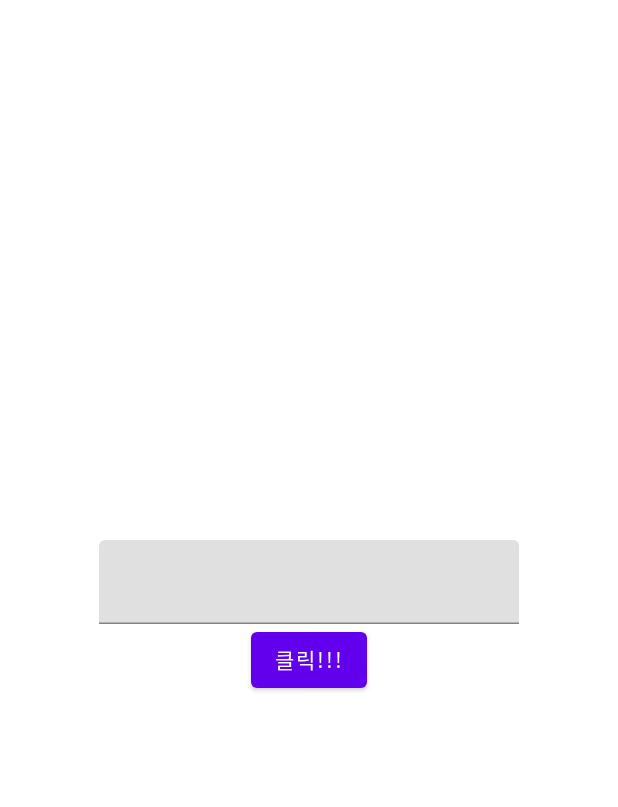
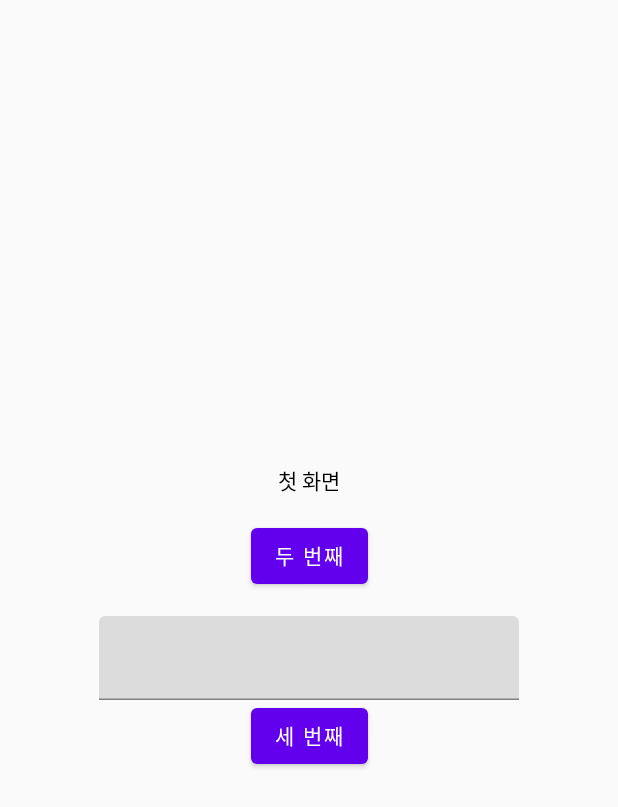
Before and after one commit to tkdgusl94/compose-sample, an Android app built with Jetpack Compose: the screen it shows after launch (MainActivity), on a phone screen of 412 x 824 dp. Shown: the top 807 px of the screen. Run offline under Robolectric (Android 15) with nearby library versions, the phone set to English and light mode, and no system bars.

```diff
--- a/app/build.gradle
+++ b/app/build.gradle
@@ -58,4 +58,6 @@ dependencies {
     androidTestImplementation 'androidx.test.espresso:espresso-core:3.4.0'
     androidTestImplementation "androidx.compose.ui:ui-test-junit4:$compose_version"
     debugImplementation "androidx.compose.ui:ui-tooling:$compose_version"
+
+    implementation "androidx.navigation:navigation-compose:2.4.2"
 }
--- a/app/src/main/java/com/leveloper/compose_sample/MainActivity.kt
+++ b/app/src/main/java/com/leveloper/compose_sample/MainActivity.kt
@@ -7,6 +7,7 @@ import androidx.compose.foundation.Image
 import androidx.compose.foundation.layout.Arrangement
 import androidx.compose.foundation.layout.Box
 import androidx.compose.foundation.layout.Column
+import androidx.compose.foundation.layout.Spacer
 import androidx.compose.foundation.layout.fillMaxSize
 import androidx.compose.foundation.layout.fillMaxWidth
 import androidx.compose.foundation.layout.height
@@ -40,6 +41,10 @@ import androidx.compose.ui.platform.LocalSoftwareKeyboardController
 import androidx.compose.ui.res.painterResource
 import androidx.compose.ui.unit.dp
 import androidx.lifecycle.lifecycleScope
+import androidx.navigation.NavController
+import androidx.navigation.compose.NavHost
+import androidx.navigation.compose.composable
+import androidx.navigation.compose.rememberNavController
 import kotlinx.coroutines.launch
 
 @ExperimentalComposeUiApi
@@ -48,36 +53,99 @@ class MainActivity : ComponentActivity() {
         super.onCreate(savedInstanceState)
 
         setContent {
-            val (text, setValue) = remember {
+            val navController = rememberNavController()
+
+            NavHost(
+                navController = navController,
+                startDestination = "first"
+            ) {
+                composable("first") {
+                    FirstScreen(navController)
+                }
+
+                composable("second") {
+                    SecondScreen(navController)
+                }
+
+                composable("third/{value}") { backStackEntry ->
+                    ThirdScreen(
+                        navController = navController,
+                        value = backStackEntry.arguments?.getString("value") ?: ""
+                    )
+                }
+            }
+        }
+    }
+}
+
+@Composable
+fun FirstScreen(
+    navController: NavController
+) {
+    val (value, setValue) = remember {
         mutableStateOf("")
     }
 
-            val scaffoldState = rememberScaffoldState()
-            val scope = rememberCoroutineScope()
-            val keyboardController = LocalSoftwareKeyboardController.current
+    Column(
+        modifier = Modifier.fillMaxSize(),
+        verticalArrangement = Arrangement.Center,
+        horizontalAlignment = Alignment.CenterHorizontally
+    ) {
+        Text(text = "첫 화면")
+        Spacer(modifier = Modifier.height(16.dp))
+        Button(onClick = {
+            navController.navigate("second")
+        }) {
+            Text(text = "두 번째")
+        }
+        Spacer(modifier = Modifier.height(16.dp))
+        TextField(value = value, onValueChange = setValue)
+        Button(onClick = {
+            if (value.isNotEmpty()) {
+                navController.navigate("third/$value")
+            }
+        }) {
+            Text(text = "세 번째")
+        }
+    }
+}
 
-            Scaffold(
-                scaffoldState = scaffoldState,
+@Composable
+fun SecondScreen(
+    navController: NavController
 ) {
     Column(
         modifier = Modifier.fillMaxSize(),
         verticalArrangement = Arrangement.Center,
         horizontalAlignment = Alignment.CenterHorizontally
     ) {
-                    TextField(
-                        value = text,
-                        onValueChange = setValue
-                    )
+        Text(text = "두번째 화면")
+        Spacer(modifier = Modifier.height(16.dp))
         Button(onClick = {
-                        keyboardController?.hide()
-                        scope.launch {
-                            scaffoldState.snackbarHostState.showSnackbar("Hello $text")
-                        }
+            navController.navigateUp()
         }) {
-                        Text(text = "클릭!!!")
+            Text(text = "뒤로 가기")
         }
     }
 }
+
+@Composable
+fun ThirdScreen(
+    navController: NavController,
+    value: String
+) {
+    Column(
+        modifier = Modifier.fillMaxSize(),
+        verticalArrangement = Arrangement.Center,
+        horizontalAlignment = Alignment.CenterHorizontally
+    ) {
+        Text(text = "세번째 화면")
+        Spacer(modifier = Modifier.height(16.dp))
+        Text(text = value)
+        Button(onClick = {
+            navController.navigateUp()
+        }) {
+            Text(text = "뒤로 가기")
         }
     }
 }
```
Lines whose indentation alone changed are shown as unchanged.
